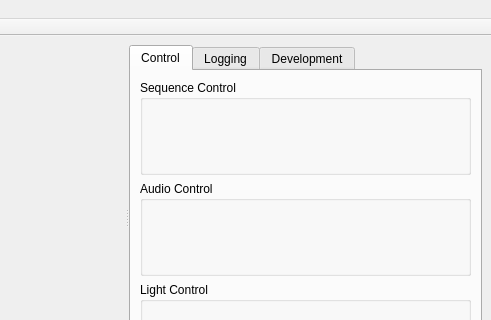
This is StageRunner/gui/stagerunnermainwin.ui in Pit1966/StageRunner as Qt 5 draws it before an edit; both pictures show x 958 to 1449 and y 0 to 320 of the 1449 by 768 pixel window. The edited form follows.
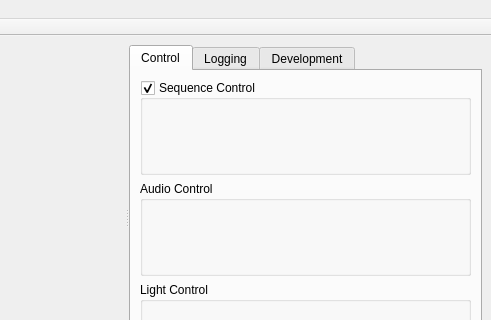
This is the edited form. Icons and pictures are not drawn. Custom widgets are drawn as their Qt base class.

Commit message:
Added "checkable" box in sequence control widget
Force DMX (virtual) Monitor to a minimum heigh of 15

Diff of the .ui file:
```diff
--- a/StageRunner/gui/stagerunnermainwin.ui
+++ b/StageRunner/gui/stagerunnermainwin.ui
@@ -59,6 +59,9 @@
            <property name="title">
             <string>Sequence Control</string>
            </property>
+           <property name="checkable">
+            <bool>true</bool>
+           </property>
           </widget>
          </item>
          <item>
```
The commit also changes 6 other files.
